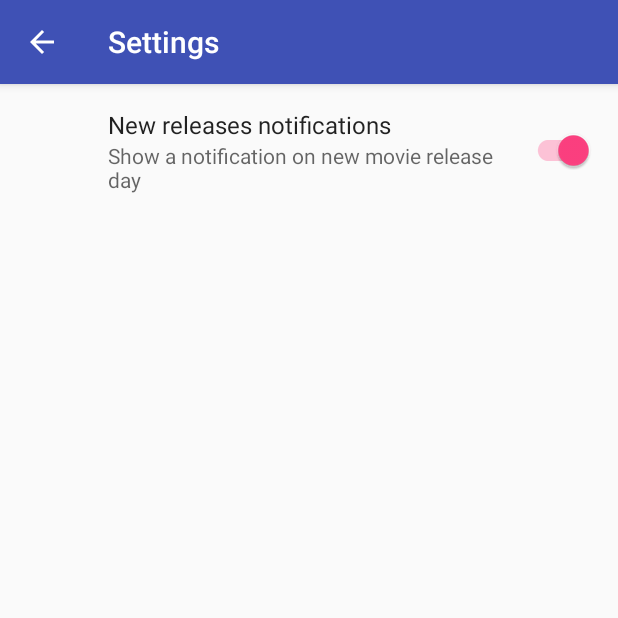
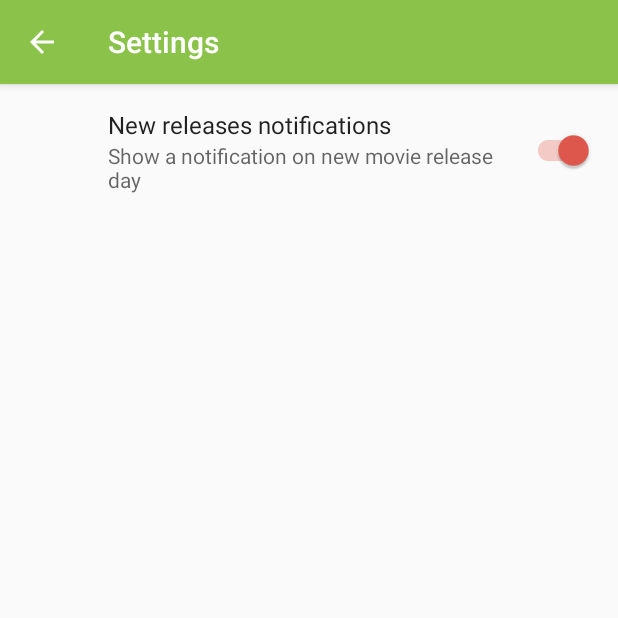
Before and after one commit to BoD/CineToday, an Android app: the screen it shows after launch (PreferencesActivity), in the options menu, after a tap on "Settings", on a phone screen of 412 x 824 dp, the top half of it. Run offline under Robolectric (Android 15) with nearby library versions, the light colour scheme and no system bars; our stand-ins replace ButterKnife, androidx.preference; 11 statements that could not run were skipped.

Commit message:
Color theme.

```diff
--- a/mobile/src/main/java/org/jraf/android/cinetoday/mobile/app/main/MainActivity.java
+++ b/mobile/src/main/java/org/jraf/android/cinetoday/mobile/app/main/MainActivity.java
@@ -86,7 +86,7 @@ public class MainActivity extends AppCompatActivity {
         ButterKnife.bind(this);
 
         mSwiRefresh.setOnRefreshListener(mOnRefreshListener);
-        mSwiRefresh.setColorSchemeColors(ActivityCompat.getColor(this, R.color.colorAccent), ActivityCompat.getColor(this, R.color.colorPrimary));
+        mSwiRefresh.setColorSchemeColors(ActivityCompat.getColor(this, R.color.accent), ActivityCompat.getColor(this, R.color.primary));
 
         updateTheaterLabels();
 
@@ -264,6 +264,7 @@ public class MainActivity extends AppCompatActivity {
         builder.addLink(getString(R.string.about_web_uri), getString(R.string.about_web_text));
         builder.addLink(getString(R.string.about_sources_uri), getString(R.string.about_sources_text));
         builder.addLink(getString(R.string.about_artwork_uri), getString(R.string.about_artwork_text));
+        builder.setIsLightIcons(true);
         startActivity(builder.build(this));
     }
 }
--- a/mobile/src/main/res/values/colors.xml
+++ b/mobile/src/main/res/values/colors.xml
@@ -1,6 +1,11 @@
 <?xml version="1.0" encoding="utf-8"?>
 <resources>
-    <color name="colorPrimary">#3F51B5</color>
-    <color name="colorPrimaryDark">#303F9F</color>
-    <color name="colorAccent">#FF4081</color>
+    <color name="primary">#8BC34A</color>
+    <color name="primary_dark">#689F38</color>
+    <color name="primary_light">#DCEDC8</color>
+    <color name="accent">#E2584D</color>
+    <color name="primary_text">#212121</color>
+    <color name="secondary_text">#727272</color>
+    <color name="icons">#212121</color>
+    <color name="divider">#B6B6B6</color>
 </resources>
--- a/mobile/src/main/res/values/strings.xml
+++ b/mobile/src/main/res/values/strings.xml
@@ -22,13 +22,13 @@
     <string name="about_authorCopyright" translatable="false" tools:ignore="TypographyOther">Copyright (C) 2015–2016 Benoit \'BoD\' Lubek.\nLogo and artwork by David Rodriguez.</string>
     <string name="about_License" translatable="false">Licensed under the terms of the GNU General Public License.</string>
     <string name="about_email_uri" translatable="false">mailto:BoD@JRAF.org</string>
-    <string name="about_email_text" translatable="false">BoD@JRAF.org</string>
+    <string name="about_email_text" translatable="false">Contact the author</string>
     <string name="about_web_uri" translatable="false">http://JRAF.org/android/</string>
-    <string name="about_web_text" translatable="false">JRAF.org/android</string>
+    <string name="about_web_text" translatable="false">Author\'s web page</string>
     <string name="about_sources_uri" translatable="false">https://github.com/BoD/CineToday/</string>
     <string name="about_sources_text" translatable="false">Source code on Github</string>
     <string name="about_artwork_uri" translatable="false">david.rodriguez@hotmail.fr</string>
-    <string name="about_artwork_text" translatable="false">David Rodriguez</string>
+    <string name="about_artwork_text" translatable="false">Contact David Rodriguez</string>
     <string name="about_shareText_subject">Checkout out this app!</string>
     <string name="about_shareText_body">This app lists movies showing at your favorite theater, on your watch.\nCheck it out here:\nhttp://play.google.com/store/apps/details?id=%s</string>
 
--- /dev/null
+++ b/mobile/src/main/res/values/styles.xml
@@ -0,0 +1,8 @@
+<?xml version="1.0" encoding="utf-8"?>
+<resources>
+
+    <style name="Widget.AppTheme.Button.Colored" parent="Widget.AppCompat.Button.Colored">
+        <item name="colorButtonNormal">@color/accent</item>
+        <item name="android:textColor">@android:color/white</item>
+    </style>
+</resources>
--- a/mobile/src/main/res/values/themes.xml
+++ b/mobile/src/main/res/values/themes.xml
@@ -1,12 +1,13 @@
 <resources>
 
     <style name="AppTheme" parent="Theme.AppCompat.Light.DarkActionBar">
-        <item name="colorPrimary">@color/colorPrimary</item>
-        <item name="colorPrimaryDark">@color/colorPrimaryDark</item>
-        <item name="colorAccent">@color/colorAccent</item>
-
+        <item name="colorPrimary">@color/primary</item>
+        <item name="colorPrimaryDark">@color/primary_dark</item>
+        <item name="colorAccent">@color/accent</item>
         <item name="preferenceTheme">@style/PreferenceThemeOverlay.v14.Material</item>
 
+        <item name="android:textColorLink">@color/accent</item>
+        <item name="android:buttonStyle">@style/Widget.AppTheme.Button.Colored</item>
     </style>
 
 </resources>
```
